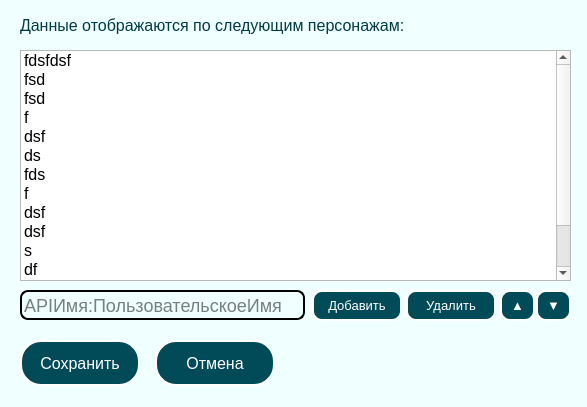
Above: resources/dialog.ui from raxenov0/SWGoh before the change. Below: the same form after it.
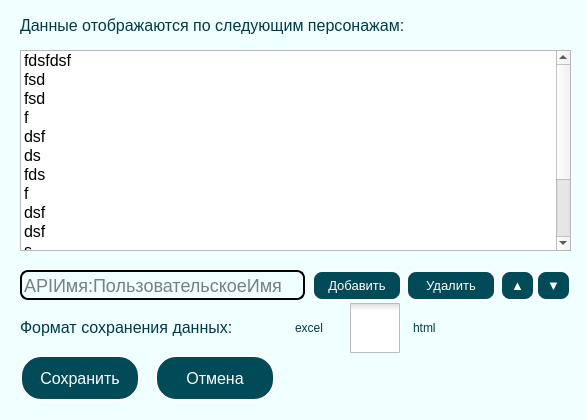
That is the form after the change. Icons and pictures are not drawn.

Commit message: + excel/html switch

```diff
--- a/resources/dialog.ui
+++ b/resources/dialog.ui
@@ -7,19 +7,19 @@
     <x>0</x>
     <y>0</y>
     <width>587</width>
-    <height>407</height>
+    <height>420</height>
    </rect>
   </property>
   <property name="minimumSize">
    <size>
     <width>587</width>
-    <height>407</height>
+    <height>420</height>
    </size>
   </property>
   <property name="maximumSize">
    <size>
     <width>587</width>
-    <height>407</height>
+    <height>420</height>
    </size>
   </property>
   <property name="windowTitle">
@@ -36,7 +36,7 @@
      <x>0</x>
      <y>0</y>
      <width>587</width>
-     <height>407</height>
+     <height>420</height>
     </rect>
    </property>
    <widget class="QLabel" name="label">
@@ -70,7 +70,7 @@
     <property name="geometry">
      <rect>
       <x>20</x>
-      <y>290</y>
+      <y>270</y>
       <width>285</width>
       <height>30</height>
      </rect>
@@ -96,7 +96,7 @@
       <x>20</x>
       <y>50</y>
       <width>551</width>
-      <height>231</height>
+      <height>201</height>
      </rect>
     </property>
     <property name="font">
@@ -214,7 +214,7 @@
     <property name="geometry">
      <rect>
       <x>312</x>
-      <y>290</y>
+      <y>270</y>
       <width>90</width>
       <height>31</height>
      </rect>
@@ -252,7 +252,7 @@
     <property name="geometry">
      <rect>
       <x>406</x>
-      <y>290</y>
+      <y>270</y>
       <width>90</width>
       <height>31</height>
      </rect>
@@ -287,7 +287,7 @@
     <property name="geometry">
      <rect>
       <x>500</x>
-      <y>290</y>
+      <y>270</y>
       <width>35</width>
       <height>31</height>
      </rect>
@@ -325,7 +325,7 @@
     <property name="geometry">
      <rect>
       <x>536</x>
-      <y>290</y>
+      <y>270</y>
       <width>35</width>
       <height>31</height>
      </rect>
@@ -363,7 +363,7 @@
     <property name="geometry">
      <rect>
       <x>20</x>
-      <y>340</y>
+      <y>355</y>
       <width>120</width>
       <height>46</height>
      </rect>
@@ -398,7 +398,7 @@
     <property name="geometry">
      <rect>
       <x>155</x>
-      <y>340</y>
+      <y>355</y>
       <width>120</width>
       <height>46</height>
      </rect>
@@ -429,6 +429,96 @@
      <string>Отмена</string>
     </property>
    </widget>
+   <widget class="QLabel" name="label_2">
+    <property name="geometry">
+     <rect>
+      <x>20</x>
+      <y>312</y>
+      <width>261</width>
+      <height>31</height>
+     </rect>
+    </property>
+    <property name="font">
+     <font>
+      <family>Arial</family>
+      <pointsize>12</pointsize>
+      <weight>9</weight>
+      <italic>false</italic>
+      <bold>false</bold>
+     </font>
+    </property>
+    <property name="styleSheet">
+     <string notr="true">background: transparent;
+font: 75 12pt &quot;Arial&quot;;
+color: rgb(0, 59, 70);</string>
+    </property>
+    <property name="text">
+     <string>Формат сохранения данных:</string>
+    </property>
+   </widget>
+   <widget class="QCheckBox" name="checkBox">
+    <property name="geometry">
+     <rect>
+      <x>350</x>
+      <y>303</y>
+      <width>57</width>
+      <height>50</height>
+     </rect>
+    </property>
+    <property name="styleSheet">
+     <string notr="true">QCheckBox::indicator {
+	width: 50px;
+	height: 50px;
+}
+
+QCheckBox::indicator::checked {
+	image: url(:/resources/image/switch-on.png);
+}
+
+QCheckBox::indicator::unchecked {
+	image: url(:/resources/image/switch-off.png);
+}</string>
+    </property>
+    <property name="text">
+     <string/>
+    </property>
+   </widget>
+   <widget class="QLabel" name="label_3">
+    <property name="geometry">
+     <rect>
+      <x>295</x>
+      <y>312</y>
+      <width>51</width>
+      <height>31</height>
+     </rect>
+    </property>
+    <property name="styleSheet">
+     <string notr="true">background: transparent;
+font: 75 12pt &quot;Arial&quot;;
+color: rgb(0, 59, 70);</string>
+    </property>
+    <property name="text">
+     <string>excel</string>
+    </property>
+   </widget>
+   <widget class="QLabel" name="label_4">
+    <property name="geometry">
+     <rect>
+      <x>413</x>
+      <y>312</y>
+      <width>41</width>
+      <height>31</height>
+     </rect>
+    </property>
+    <property name="styleSheet">
+     <string notr="true">background: transparent;
+font: 75 12pt &quot;Arial&quot;;
+color: rgb(0, 59, 70);</string>
+    </property>
+    <property name="text">
+     <string>html</string>
+    </property>
+   </widget>
    <zorder>pushButton_7</zorder>
    <zorder>label</zorder>
    <zorder>lineEdit</zorder>
```
Left out of the diff: 8 changed lines with no effect on the pictures. The commit also changes 3 other files.
